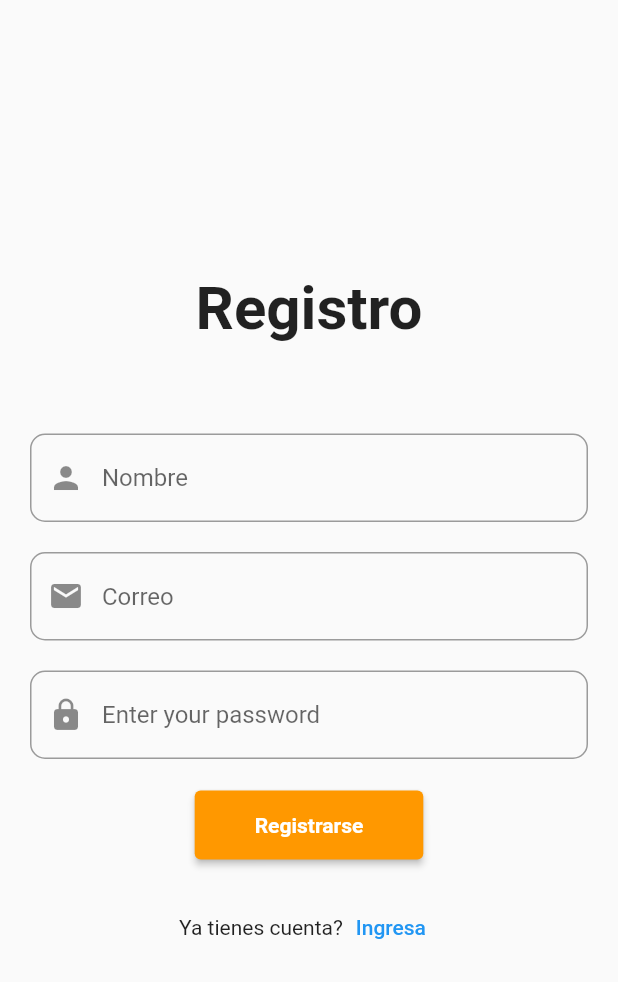
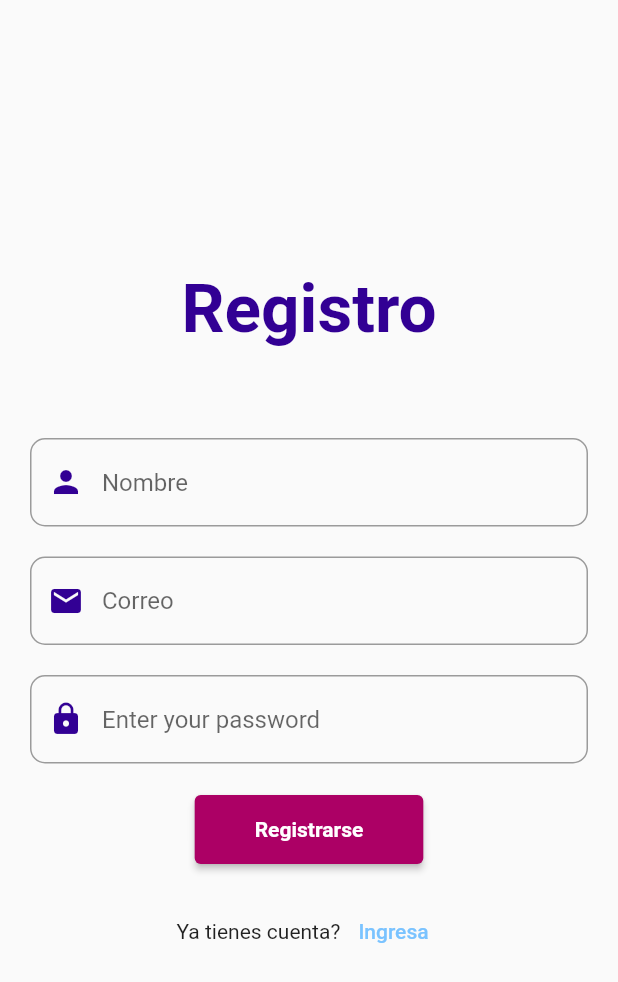
Before and after one commit to alexis-bdc/tusgrupos, a Flutter app: the screen it shows after launch, after a tap on "Crear Cuenta", on a phone screen of 412 x 824 dp. Shown: the top 982 px of the screen. Run offline on Flutter 3.47's test engine with Material 2 defaults, Android fonts, the phone set to English and light mode, and no system bars; our stand-ins replace email_validator, shared_preferences; missing offline and left inert: fluid_bottom_nav_bar, mongo_dart.

Commit message:
update colors

```diff
--- a/lib/main.dart
+++ b/lib/main.dart
@@ -18,7 +18,7 @@ class MyApp extends StatelessWidget {
       home: const LoginPage(),
       theme: ThemeData.light().copyWith(
           appBarTheme: const AppBarTheme(
-        color: const Color.fromARGB(255, 120, 58, 100),
+        backgroundColor: Colors.white,
       )),
     );
   }
--- a/lib/screens/buscar_grupo_screen.dart
+++ b/lib/screens/buscar_grupo_screen.dart
@@ -20,7 +20,7 @@ class _BuscarState extends State<BuscarGrupo> {
   @override
   Widget build(BuildContext context) {
     return Scaffold(
-      backgroundColor: Color.fromARGB(255, 190, 173, 185),
+      // backgroundColor: Color.fromARGB(255, 190, 173, 185),
 
       // backgroundColor: const Color.fromARGB(255, 201, 146, 183),
       //--------------------appbar--------------------
--- a/lib/screens/grupos_creados_screen.dart
+++ b/lib/screens/grupos_creados_screen.dart
@@ -10,9 +10,10 @@ class _GruposCreadosScreenState extends State<GruposCreadosScreen> {
   @override
   Widget build(BuildContext context) {
     return Scaffold(
-      backgroundColor: Color.fromARGB(255, 190, 173, 185),
+      // backgroundColor: Color.fromARGB(255, 190, 173, 185),
       appBar: AppBar(
         title: Text('Grupos Creados'),
+        backgroundColor: const Color.fromARGB(255, 120, 58, 100),
         actions: [
           IconButton(
             icon: const Icon(Icons.group_add_rounded),
--- a/lib/screens/landing_screen.dart
+++ b/lib/screens/landing_screen.dart
@@ -50,8 +50,7 @@ class _LandingState extends State<Landing> {
         ],
         onChange: _handleNavigationChange,
         style: const FluidNavBarStyle(
-            // barBackgroundColor: Colors.deepPurpleAccent,
-            // iconBackgroundColor: Colors.pink,
+            barBackgroundColor: Color.fromARGB(255, 120, 58, 100),
             iconSelectedForegroundColor: Color.fromARGB(255, 63, 3, 43),
             iconUnselectedForegroundColor: Colors.grey),
         scaleFactor: 1.5,
--- a/lib/screens/login_screen.dart
+++ b/lib/screens/login_screen.dart
@@ -137,7 +137,7 @@ class _LoginPageState extends State<LoginPage> {
         SharedPreferences prefs = await SharedPreferences.getInstance();
         // get user id from db through email
         //var id = await MongoDatabase.getUserId(email);
-        prefs.setString('idUser', email);
+        prefs.setString('userEmail', email);
         Navigator.push(
             context, MaterialPageRoute(builder: (context) => Landing()));
       } else {
--- a/lib/screens/sign_up_screen.dart
+++ b/lib/screens/sign_up_screen.dart
@@ -37,8 +37,9 @@ class _SignUpPageState extends State<SignUpPage> {
             const Text(
               'Registro',
               style: TextStyle(
+                color: Color.fromARGB(255, 50, 0, 148),
                 fontWeight: FontWeight.bold,
-                fontSize: 40,
+                fontSize: 45,
               ),
             ),
             const SizedBox(
@@ -60,6 +61,7 @@ class _SignUpPageState extends State<SignUpPage> {
                     decoration: InputDecoration(
                       hintText: 'Nombre',
                       prefixIcon: const Icon(Icons.person),
+                      prefixIconColor: const Color.fromARGB(255, 50, 0, 148),
                       border: OutlineInputBorder(
                         borderRadius: BorderRadius.circular(10),
                       ),
@@ -108,6 +110,7 @@ class _SignUpPageState extends State<SignUpPage> {
                     maxLines: 1,
                     decoration: InputDecoration(
                       hintText: 'Correo',
+                      prefixIconColor: const Color.fromARGB(255, 50, 0, 148),
                       prefixIcon: const Icon(Icons.email),
                       border: OutlineInputBorder(
                         borderRadius: BorderRadius.circular(10),
@@ -129,6 +132,7 @@ class _SignUpPageState extends State<SignUpPage> {
                     maxLines: 1,
                     obscureText: true,
                     decoration: InputDecoration(
+                      prefixIconColor: const Color.fromARGB(255, 50, 0, 148),
                       prefixIcon: const Icon(Icons.lock),
                       hintText: 'Enter your password',
                       border: OutlineInputBorder(
@@ -151,7 +155,7 @@ class _SignUpPageState extends State<SignUpPage> {
                     },
                     style: ElevatedButton.styleFrom(
                       padding: const EdgeInsets.fromLTRB(40, 15, 40, 15),
-                      backgroundColor: Colors.orange,
+                      backgroundColor: const Color.fromARGB(255, 172, 0, 101),
                     ),
                     child: const Text(
                       'Registrarse',
@@ -166,7 +170,7 @@ class _SignUpPageState extends State<SignUpPage> {
                   Row(
                     mainAxisAlignment: MainAxisAlignment.center,
                     children: [
-                      const Text('Ya tienes cuenta?'),
+                      const Text('Ya tienes cuenta? '),
                       TextButton(
                           onPressed: () {
                             Navigator.pushReplacement(
@@ -176,8 +180,11 @@ class _SignUpPageState extends State<SignUpPage> {
                               ),
                             );
                           },
-                        child: const Text('Ingresa'),
+                          style: TextButton.styleFrom(
+                            foregroundColor:
+                                const Color.fromARGB(255, 122, 195, 255),
                           ),
+                          child: const Text('Ingresa')),
                     ],
                   ),
                 ],
--- a/lib/screens/ver_mis_grupos_screen.dart
+++ b/lib/screens/ver_mis_grupos_screen.dart
@@ -10,7 +10,7 @@ class VerMisGrupos extends StatelessWidget {
   @override
   Widget build(BuildContext context) {
     return Scaffold(
-      backgroundColor: Color.fromARGB(255, 190, 173, 185),
+      // backgroundColor: Color.fromARGB(255, 190, 173, 185),
       appBar: AppBar(
         backgroundColor: const Color.fromARGB(255, 120, 58, 100),
         title: Text('Mis grupos'),
```
Also changed, not shown: lib/screens/crear_grupo_screen.dart (+23 -22 lines). Lines whose indentation alone changed are shown as unchanged.
